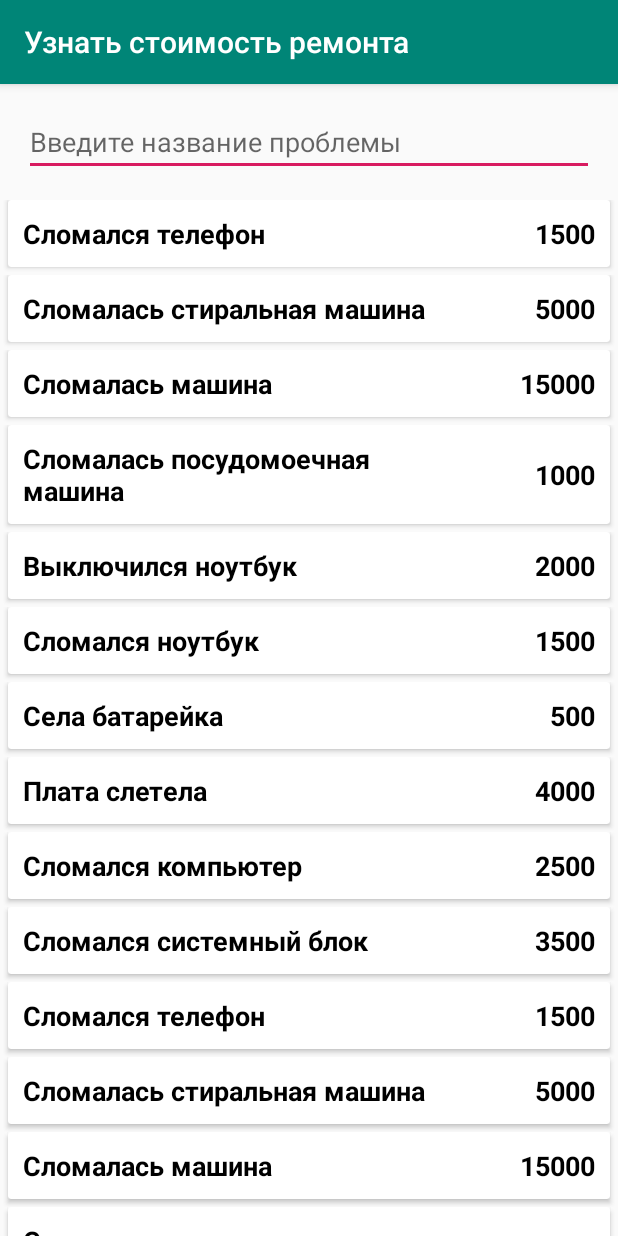
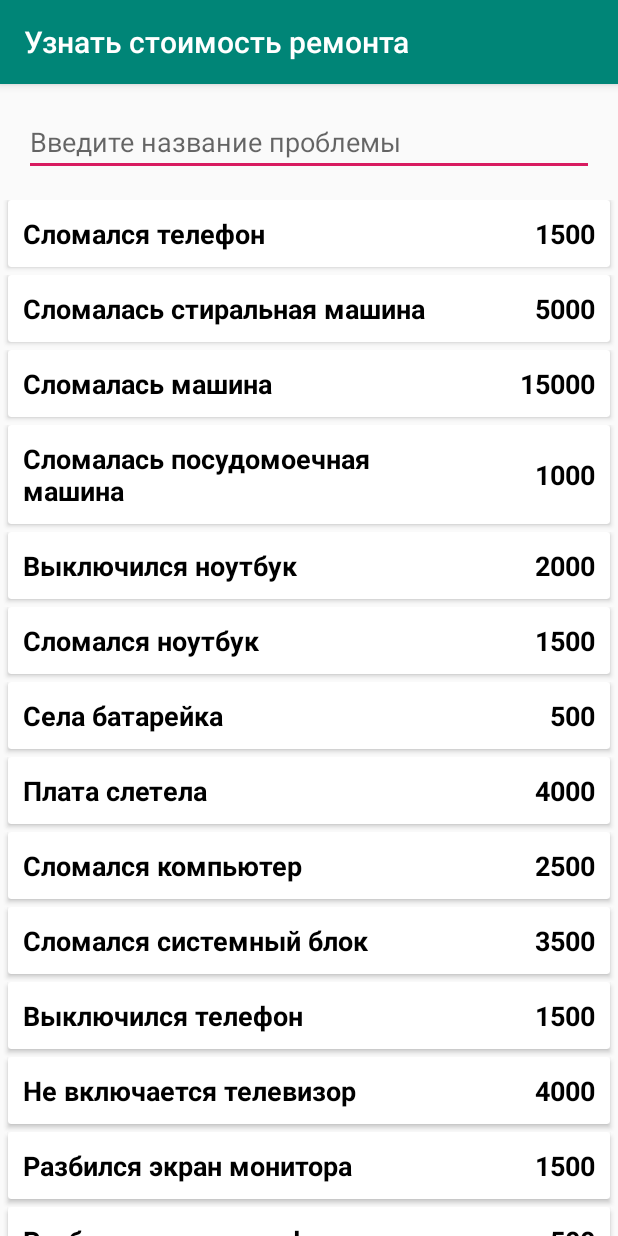
Before and after one commit to khambelova/remonline, an Android app: the RepairCostActivity screen opened directly, with no data from a screen before it, on a phone screen of 412 x 824 dp. Run offline under Robolectric (Android 15) with nearby library versions, the phone set to English and light mode, and no system bars.

Commit message:
added some changes

```diff
--- a/app/src/main/java/com/example/habik/lineservice/RepairCostActivity.java
+++ b/app/src/main/java/com/example/habik/lineservice/RepairCostActivity.java
@@ -18,7 +18,6 @@ public class RepairCostActivity extends AppCompatActivity {
     RecyclerView recyclerView;
     EditText problemEditText;
     List<Problem> problemList = new ArrayList<>();
-    List<Problem> appropriateProblemList = new ArrayList<>();
 
     @Override
     protected void onCreate(@Nullable Bundle savedInstanceState) {
@@ -37,14 +36,14 @@ public class RepairCostActivity extends AppCompatActivity {
 
             @Override
             public void onTextChanged(CharSequence s, int start, int before, int count) {
+                List<Problem> appropriateProblemList = new ArrayList<>();
+
                 String enteredText = problemEditText.getText().toString();
                 for (Problem problem : problemList) {
-                    if (problem.getProblemName().contains(enteredText)){
+                    if (problem.getProblemName().toLowerCase().contains(enteredText.toLowerCase())){
                         appropriateProblemList.add(problem);
-                        //TODO: Очищать ресайклер и сделать ту ловеркейс
                     }
                 }
-
                 createRecyclerView(appropriateProblemList);
             }
 
@@ -55,9 +54,9 @@ public class RepairCostActivity extends AppCompatActivity {
         });
     }
 
-    private void createRecyclerView (List<Problem> problemList){
+    private void createRecyclerView (List<Problem> problemListInRecycler){
         recyclerView = (RecyclerView)findViewById(R.id.problemRecycler);
-        ProblemDataAdapter adapter = new ProblemDataAdapter(this,problemList);
+        ProblemDataAdapter adapter = new ProblemDataAdapter(this,problemListInRecycler);
         recyclerView.setAdapter(adapter);
     }
 
@@ -72,27 +71,12 @@ public class RepairCostActivity extends AppCompatActivity {
         problemList.add(new Problem("Плата слетела","4000"));
         problemList.add(new Problem("Сломался компьютер","2500"));
         problemList.add(new Problem("Сломался системный блок","3500"));
-       problemList.add(new Problem("Сломался телефон","1500"));
-       problemList.add(new Problem("Сломалась стиральная машина","5000"));
-       problemList.add(new Problem("Сломалась машина","15000"));
-       problemList.add(new Problem("Сломалась посудомоечная машина","1000"));
-       problemList.add(new Problem("Выключился ноутбук","2000"));
-       problemList.add(new Problem("Сломался ноутбук","1500"));
-       problemList.add(new Problem("Села батарейка","500"));
-       problemList.add(new Problem("Плата слетела","4000"));
-       problemList.add(new Problem("Сломался компьютер","2500"));
-       problemList.add(new Problem("Сломался системный блок","3500"));
-       problemList.add(new Problem("Сломался телефон","1500"));
-       problemList.add(new Problem("Сломалась стиральная машина","5000"));
-       problemList.add(new Problem("Сломалась машина","15000"));
-       problemList.add(new Problem("Сломалась посудомоечная машина","1000"));
-       problemList.add(new Problem("Выключился ноутбук","2000"));
-       problemList.add(new Problem("Сломался ноутбук","1500"));
-       problemList.add(new Problem("Села батарейка","500"));
-       problemList.add(new Problem("Плата слетела","4000"));
-       problemList.add(new Problem("Сломался компьютер","2500"));
-       problemList.add(new Problem("Сломался системный блок","3500"));
-
+        problemList.add(new Problem("Выключился телефон","1500"));
+        problemList.add(new Problem("Не включается телевизор","4000"));
+        problemList.add(new Problem("Разбился экран монитора","1500"));
+        problemList.add(new Problem("Разбился экран телефона","500"));
+        problemList.add(new Problem("Поломались наушники","4000"));
+        problemList.add(new Problem("Сломалась мышь","2500"));
     }
 
 }
--- a/app/src/main/res/values/strings.xml
+++ b/app/src/main/res/values/strings.xml
@@ -3,5 +3,5 @@
     <string name="repair_cost">Узнать стоимость ремонта</string>
     <string name="order_status">Проверить статус заказа</string>
     <string name="problem_name">Введите название проблемы</string>
-    <string name="phoneNumber">+7-(  ) -  - </string>
+    <string name="enter_phone_number">Введите номер телефона</string>
 </resources>
```
Also changed, not shown: app/src/main/java/com/example/habik/lineservice/Constants.java (added, +8 -0 lines), app/src/main/java/com/example/habik/lineservice/OrderStatusActivity.java (+17 -1 lines), app/src/main/res/layout/activity_order_status.xml (+11 -10 lines), app/src/main/java/com/example/habik/lineservice/ProblemDataAdapter.java (line endings or trailing spaces). Lines whose indentation alone changed are shown as unchanged.
